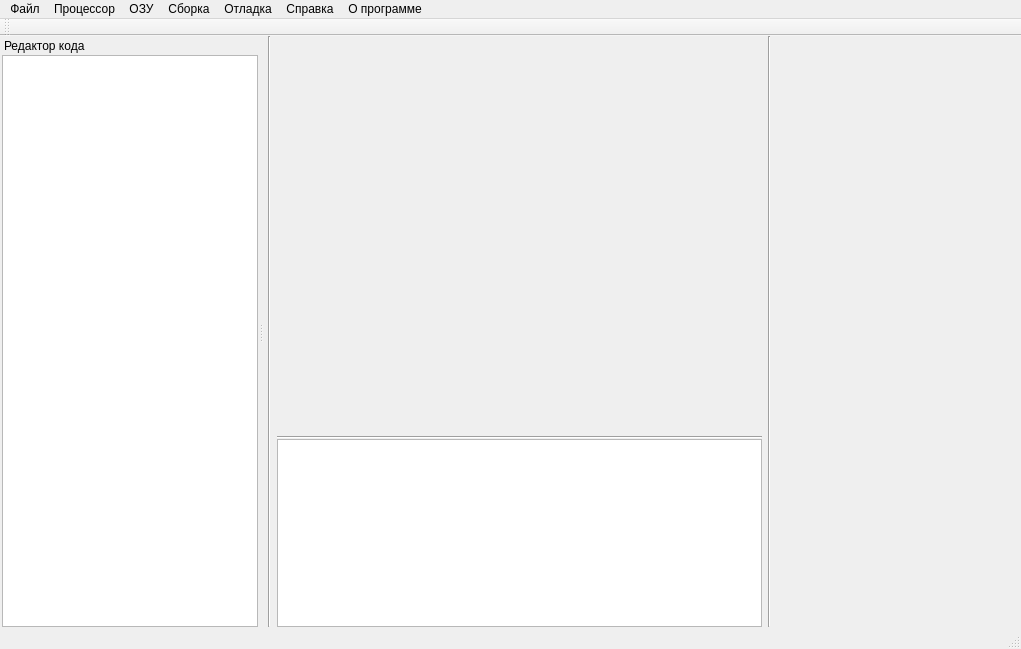
Above: mainwindow.ui from Buvaluy/VirtualMachine before the change. Below: the same form after it.
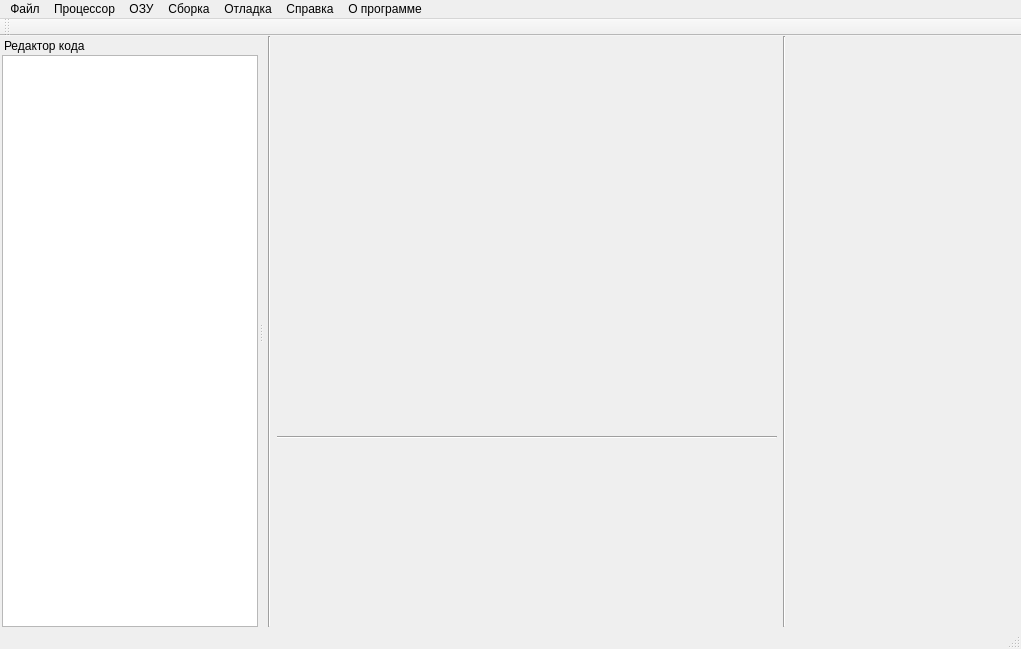
That is the form after the change.

Patch:
```diff
--- a/mainwindow.ui
+++ b/mainwindow.ui
@@ -38,13 +38,13 @@
      <widget class="QWidget" name="widget_2" native="true">
       <property name="minimumSize">
        <size>
-        <width>485</width>
+        <width>500</width>
         <height>0</height>
        </size>
       </property>
       <property name="maximumSize">
        <size>
-        <width>485</width>
+        <width>500</width>
         <height>16777215</height>
        </size>
       </property>
@@ -112,7 +112,32 @@
         </widget>
        </item>
        <item>
-        <widget class="QTableWidget" name="tableWidget_2"/>
+        <widget class="QWidget" name="widget_4" native="true">
+         <layout class="QVBoxLayout" name="verticalLayout_5">
+          <property name="spacing">
+           <number>0</number>
+          </property>
+          <property name="leftMargin">
+           <number>0</number>
+          </property>
+          <property name="topMargin">
+           <number>0</number>
+          </property>
+          <property name="rightMargin">
+           <number>0</number>
+          </property>
+          <property name="bottomMargin">
+           <number>0</number>
+          </property>
+          <item>
+           <layout class="QVBoxLayout" name="memLyt">
+            <property name="spacing">
+             <number>0</number>
+            </property>
+           </layout>
+          </item>
+         </layout>
+        </widget>
        </item>
       </layout>
      </widget>
```
Left out of the diff: 18 changed lines with no effect on the pictures.
